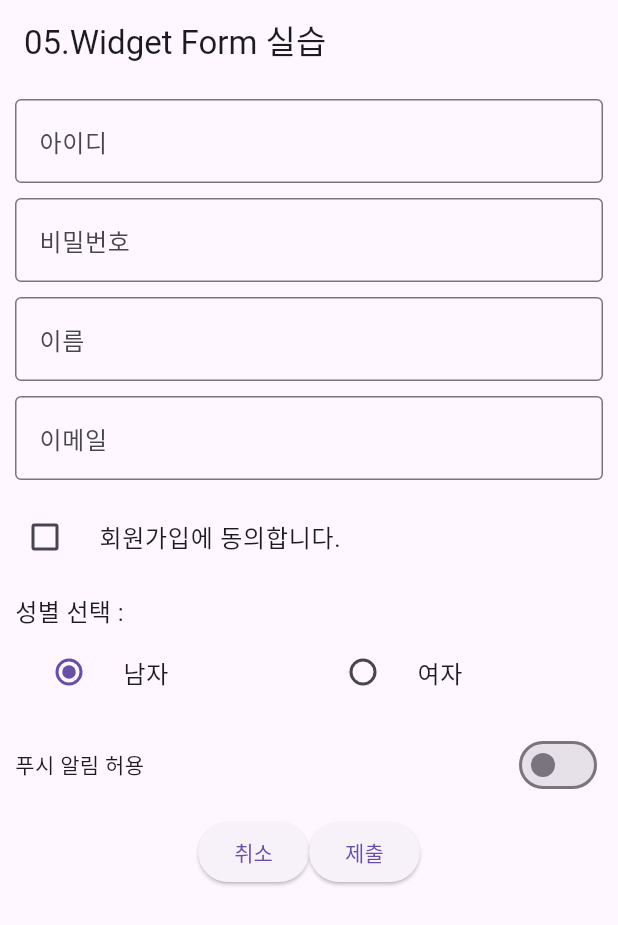
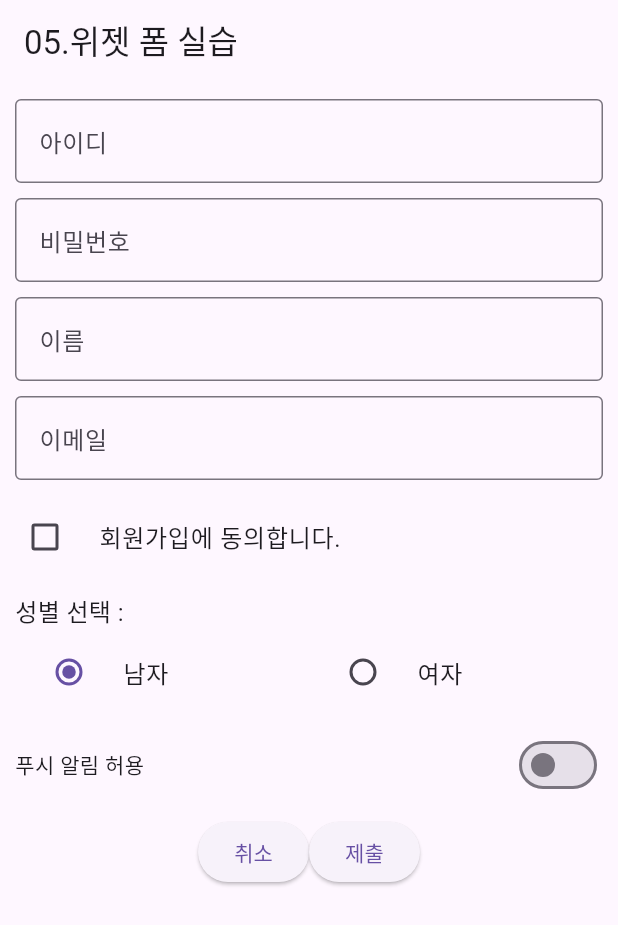
Before and after one commit to SubinCheon-95/Flutter, a Flutter app: the screen it shows after launch, on a phone screen of 412 x 824 dp. Shown: the top 925 px of the screen. Run offline on Flutter 3.47's test engine with Material 3 defaults, Android fonts, the phone set to English and light mode, and no system bars.

Commit message:
4장 위젯 상태와 생명주기 실습

```diff
--- a/ch04/lib/05_state_form.dart
+++ b/ch04/lib/05_state_form.dart
@@ -17,7 +17,7 @@ class MyApp extends StatelessWidget {
   Widget build(BuildContext context) {
     return MaterialApp(
       home: Scaffold(
-        appBar: AppBar(title: const Text('05.Widget Form 실습'),),
+        appBar: AppBar(title: const Text('05.위젯 폼 실습'),),
         body: FormPage(),
       ),
     );
```
